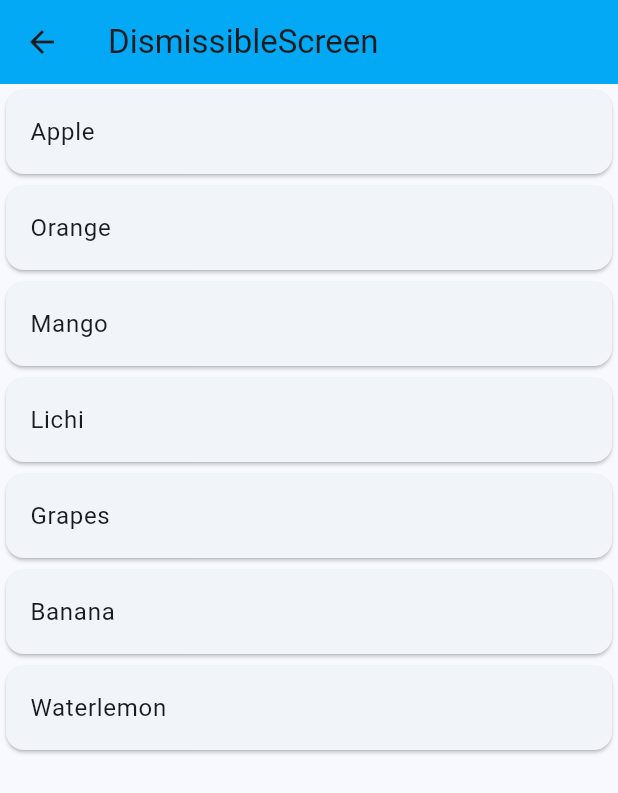
After one commit to FAHIMSHAKIL102/flutter_akshit_practice, a Flutter app: the screen it shows after launch, after a tap on "DismissibleScreen", on a phone screen of 412 x 824 dp. The commit adds this screen. Shown: the top 793 px of the screen. Run offline on Flutter 3.47's test engine with Material 3 defaults, Android fonts, the phone set to English and light mode, and no system bars.

Commit message:
add_dismissible

```diff
--- /dev/null
+++ b/lib/dismissible_screen.dart
@@ -0,0 +1,56 @@
+import 'package:flutter/material.dart';
+
+class DismissibleScreen extends StatefulWidget {
+  const DismissibleScreen({super.key});
+
+  @override
+  State<DismissibleScreen> createState() => _DismissibleScreenState();
+}
+
+class _DismissibleScreenState extends State<DismissibleScreen> {
+  List<String> fruits = [
+    'Apple',
+    'Orange',
+    'Mango',
+    'Lichi',
+    'Grapes',
+    'Banana',
+    'Waterlemon',
+  ];
+  @override
+  Widget build(BuildContext context) {
+    return Scaffold(
+      appBar: AppBar(title: Text('DismissibleScreen')),
+      body: ListView.builder(
+        itemBuilder: (context, index) {
+          return Dismissible(
+            onDismissed: (direction) {
+              if (direction == DismissDirection.startToEnd) {
+                ScaffoldMessenger.of(context).showSnackBar(
+                  SnackBar(
+                    behavior: SnackBarBehavior.floating,
+                    content: Text(fruits[index]),
+                    backgroundColor: Colors.red,
+                  ),
+                );
+              } else {
+                ScaffoldMessenger.of(context).showSnackBar(
+                  SnackBar(
+                    behavior: SnackBarBehavior.floating,
+                    content: Text(fruits[index]),
+                    backgroundColor: Colors.green,
+                  ),
+                );
+              }
+            },
+            key: Key(fruits[index]),
+            background: Container(color: Colors.red),
+            secondaryBackground: Container(color: Colors.green),
+            child: Card(child: ListTile(title: Text(fruits[index]))),
+          );
+        },
+        itemCount: fruits.length,
+      ),
+    );
+  }
+}
--- a/lib/home_screen.dart
+++ b/lib/home_screen.dart
@@ -1,4 +1,5 @@
 import 'package:flutter/material.dart';
+import 'package:flutter_akshit_practice/dismissible_screen.dart';
 import 'package:flutter_akshit_practice/snackbar_screen.dart';
 
 class HomeScreen extends StatelessWidget {
@@ -21,6 +22,17 @@ class HomeScreen extends StatelessWidget {
               child: Text('SnackbarScreen'),
             ),
           ),
+          Center(
+            child: ElevatedButton(
+              onPressed: () {
+                Navigator.push(
+                  context,
+                  MaterialPageRoute(builder: (context) => DismissibleScreen()),
+                );
+              },
+              child: Text('DismissibleScreen'),
+            ),
+          ),
         ],
       ),
     );
```
